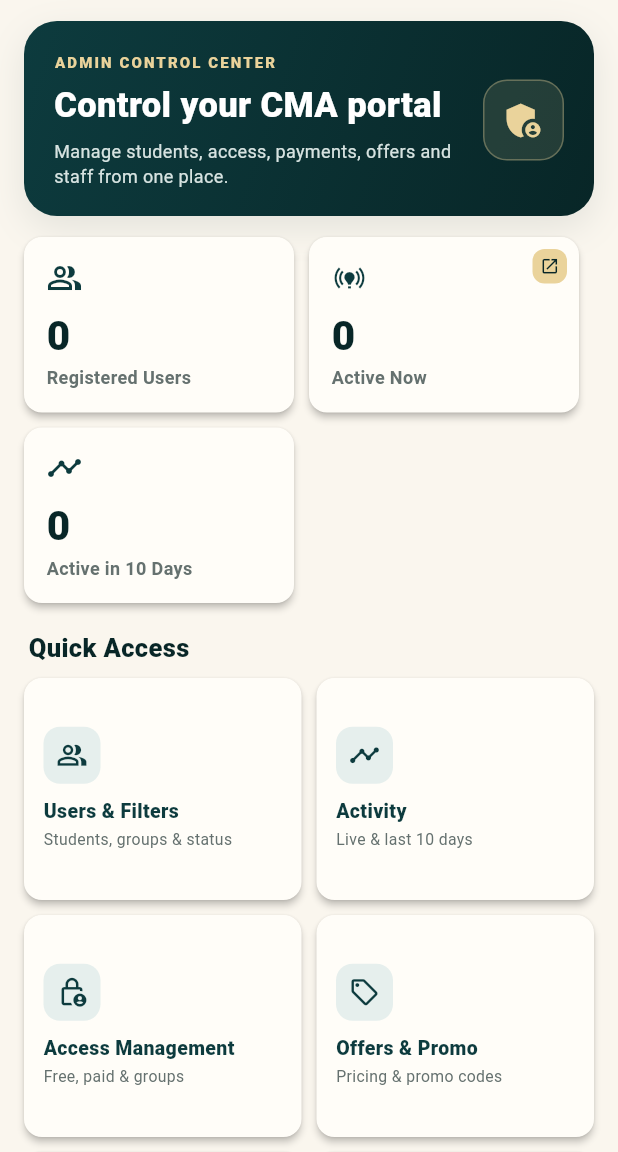
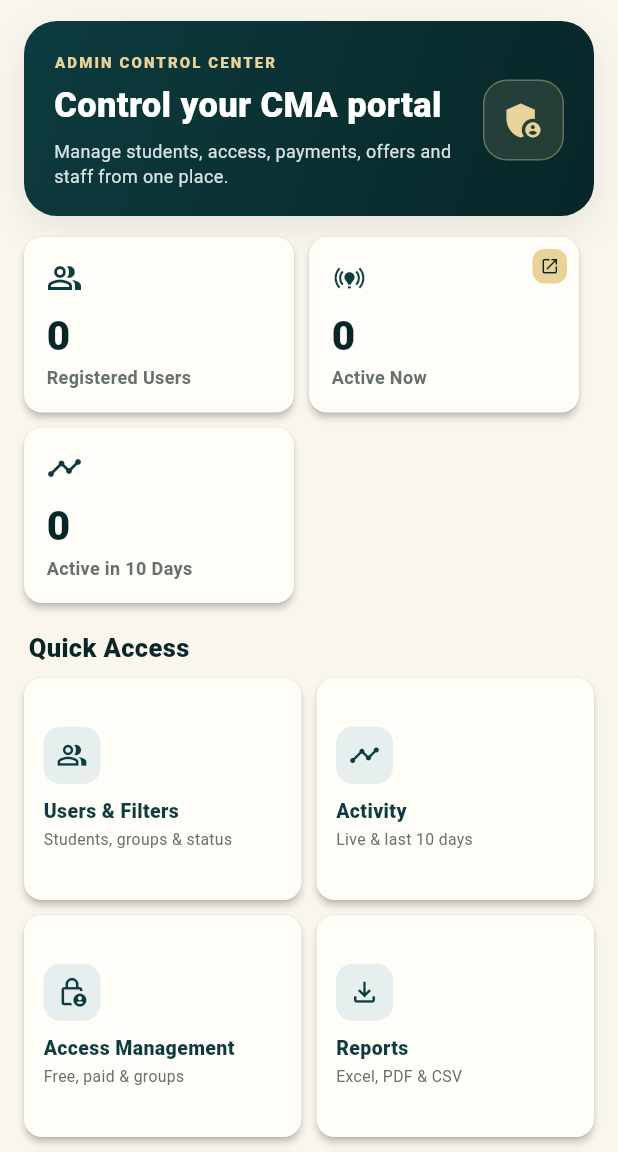
Before and after one commit to rohitfcg123-arch/CMA-MCQ-Portal-Android, a Flutter app: the Dashboard screen opened directly, on a phone screen of 412 x 824 dp, the part 84-1236 px from its top. Run offline on Flutter 3.47's test engine with Material 3 defaults, Android fonts, the phone set to English and light mode, and no system bars; our stand-ins replace cloud_firestore, firebase_auth, firebase_core, flutter_secure_storage, share_plus, webview_flutter; missing offline and left inert: excel; accounts and stored records are empty.

Commit message:
Apply staff permissions to admin dashboard modules

```diff
--- a/admin_app/lib/main.dart
+++ b/admin_app/lib/main.dart
@@ -56,7 +56,8 @@ class AuthGate extends StatelessWidget {
             FirebaseAuth.instance.signOut();
             return AdminLogin(error: expired ? 'Your staff access has expired. Contact the Super Admin.' : (status == 'Pending Approval' ? 'Account created. Waiting for admin approval.' : 'Staff access is not approved.'));
           }
-          return const Dashboard();
+          final permissions = <String, dynamic>{...(data?['permissions'] is Map ? Map<String, dynamic>.from(data?['permissions']) : const <String, dynamic>{})};
+          return Dashboard(staffPermissions: permissions);
         },
       );
     },
@@ -163,7 +164,10 @@ class _AdminLoginState extends State<AdminLogin> {
 }
 
 class Dashboard extends StatelessWidget {
-  const Dashboard({super.key});
+  final Map<String, dynamic>? staffPermissions;
+  const Dashboard({super.key, this.staffPermissions});
+
+  bool _can(String key) => staffPermissions == null || staffPermissions![key] == true;
   static const activeWindow = Duration(minutes: 2);
 
   DateTime? _activeTime(Map<String, dynamic> x) => _dateValue(x['lastActive'] ?? x['lastSeen'] ?? x['lastLogin']);
@@ -266,13 +270,13 @@ class Dashboard extends StatelessWidget {
             shrinkWrap:true,physics:const NeverScrollableScrollPhysics(),crossAxisSpacing:10,mainAxisSpacing:10,
             childAspectRatio:MediaQuery.of(context).size.width>720?1.75:1.25,
             children:[
-              _action(context,'Users & Filters','Students, groups & status',Icons.people_alt_outlined,const UsersPage()),
-              _action(context,'Activity','Live & last 10 days',Icons.timeline,const ActivityPage()),
-              _action(context,'Access Management','Free, paid & groups',Icons.lock_person_outlined,const AccessPage()),
-              _action(context,'Offers & Promo','Pricing & promo codes',Icons.local_offer_outlined,const OffersPage()),
-              _action(context,'Payments','Verify subscriptions',Icons.payments_outlined,const PaymentsPage()),
-              _action(context,'Staff Management','Roles & permissions',Icons.manage_accounts_outlined,const StaffPage()),
-              _action(context,'Reports','Excel, PDF & CSV',Icons.file_download_outlined,const ReportsPage()),
+              if (_can('users.read')) _action(context,'Users & Filters','Students, groups & status',Icons.people_alt_outlined,const UsersPage()),
+              if (_can('activity.read')) _action(context,'Activity','Live & last 10 days',Icons.timeline,const ActivityPage()),
+              if (_can('access.read')) _action(context,'Access Management','Free, paid & groups',Icons.lock_person_outlined,const AccessPage()),
+              if (_can('reports.read')) _action(context,'Reports','Excel, PDF & CSV',Icons.file_download_outlined,const ReportsPage()),
+              if (_can('payments.read')) _action(context,'Payments','Verify subscriptions',Icons.payments_outlined,const PaymentsPage()),
+              if (_can('staff.read')) _action(context,'Staff Management','Roles & permissions',Icons.manage_accounts_outlined,const StaffPage()),
+              if (_can('settings.read')) _action(context,'Settings','Portal settings',Icons.settings_outlined,const SettingsPage()),
             ],
           ),
           const SizedBox(height:14),
```
